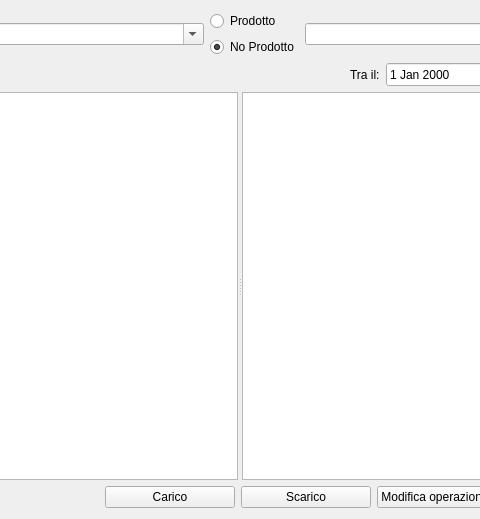
The window that ftoverview.ui (fblabs/CLTags) describes before a commit, drawn with Qt 5; both pictures show x 435 to 915 and y 0 to 519 of the 1349 by 519 pixel window.
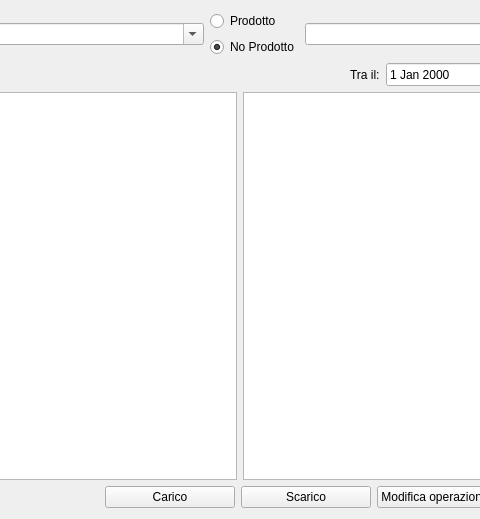
The same window after the commit. Icons and pictures are not drawn.

Patch:
```diff
--- a/ftoverview.ui
+++ b/ftoverview.ui
@@ -17,7 +17,7 @@
    <iconset resource="resources.qrc">
     <normaloff>:/resources/icons/8644322_graphic_chart_graph_bam_icon (1).png</normaloff>:/resources/icons/8644322_graphic_chart_graph_bam_icon (1).png</iconset>
   </property>
-  <layout class="QVBoxLayout" name="verticalLayout_5">
+  <layout class="QVBoxLayout" name="verticalLayout_3">
    <item>
     <layout class="QHBoxLayout" name="horizontalLayout_3">
      <item>
@@ -276,12 +276,7 @@
     </layout>
    </item>
    <item>
-    <widget class="QSplitter" name="splitter">
-     <property name="orientation">
-      <enum>Qt::Horizontal</enum>
-     </property>
-     <widget class="QWidget" name="">
-      <layout class="QVBoxLayout" name="verticalLayout_4">
+    <layout class="QHBoxLayout" name="horizontalLayout_6">
        <item>
         <widget class="QTableView" name="tvTags">
          <property name="minimumSize">
@@ -326,10 +321,6 @@
          </attribute>
         </widget>
        </item>
-      </layout>
-     </widget>
-     <widget class="QWidget" name="">
-      <layout class="QVBoxLayout" name="verticalLayout_3">
        <item>
         <widget class="QTableView" name="tvTags_mov">
          <property name="minimumSize">
@@ -371,8 +362,6 @@
         </widget>
        </item>
       </layout>
-     </widget>
-    </widget>
    </item>
    <item>
     <layout class="QHBoxLayout" name="horizontalLayout_5">
```
Lines whose indentation alone changed are shown as unchanged.
